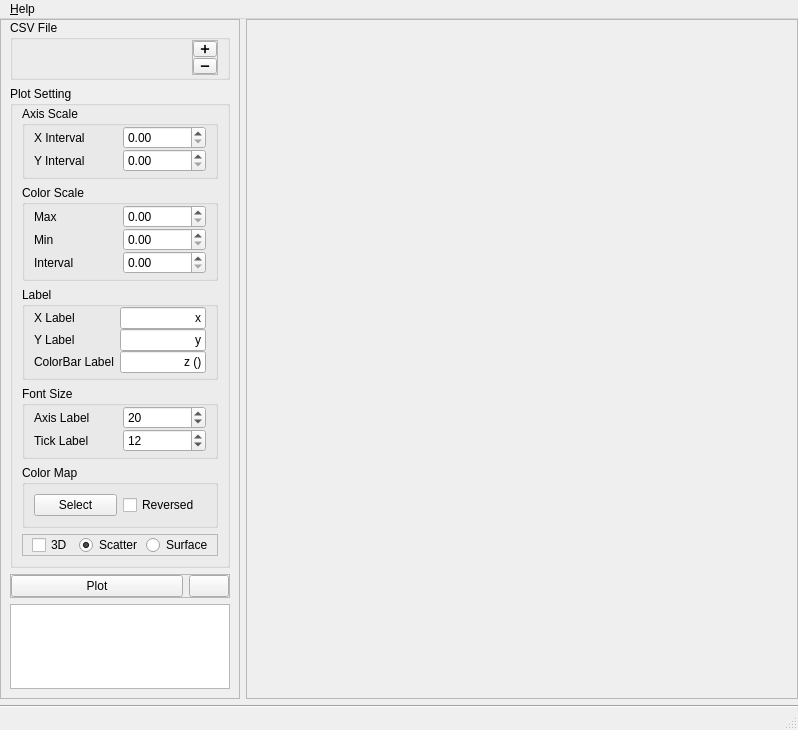
This is designer/MainWindow.ui in Yolyne/Csv-Heatmapper as Qt 5 draws it before an edit. The edited form follows.
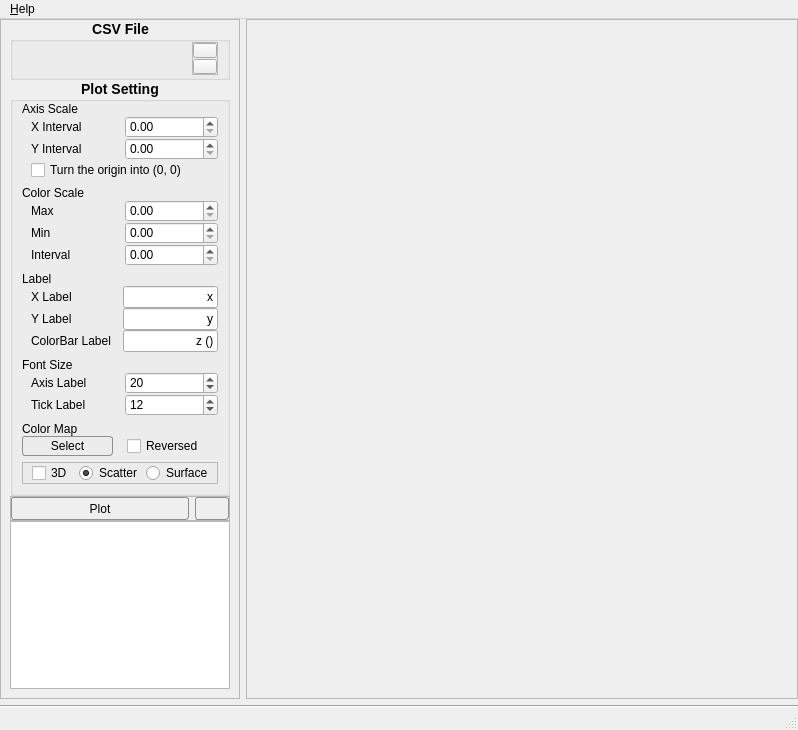
This is the edited form. Icons and pictures are not drawn.

The edit to the form file:
```diff
--- a/designer/MainWindow.ui
+++ b/designer/MainWindow.ui
@@ -16,6 +16,11 @@
     <height>730</height>
    </size>
   </property>
+  <property name="font">
+   <font>
+    <bold>false</bold>
+   </font>
+  </property>
   <property name="windowTitle">
    <string>Csv Heatmapper</string>
   </property>
@@ -23,6 +28,37 @@
    <iconset resource="resources.qrc">
     <normaloff>:/icon/imgs/icon.ico</normaloff>:/icon/imgs/icon.ico</iconset>
   </property>
+  <property name="styleSheet">
+   <string notr="true">QLabel[class=&quot;bold&quot;] {
+	font-weight: 900;
+}
+QGroupBox
+{
+	font-size: 14px;
+    font-weight: bold;
+}
+QGroupBox::title {
+    subcontrol-origin: content;
+    subcontrol-position: top center; /* position at the top center */
+	left: -2px;
+}
+QPushButton {
+	font: 900 12px;
+	max-height:50px;
+    border: 1px solid #8f8f91;
+    border-radius: 3px;
+    background-color: qlineargradient(x1: 0, y1: 0, x2: 0, y2: 1,
+                                      stop: 0 #f6f7fa, stop: 1 #dadbde);
+}
+QPushButton:hover {
+    border-color: #a5f6ff;
+    background-color: #e5fcff;
+}
+QPushButton:pressed {
+	border-color: #aaa;
+	background-color: #ccc;
+}</string>
+  </property>
   <widget class="QWidget" name="centralwidget">
    <layout class="QVBoxLayout" name="verticalLayout_3">
     <property name="leftMargin">
@@ -79,6 +115,9 @@
           <enum>QFrame::Raised</enum>
          </property>
          <layout class="QVBoxLayout" name="verticalLayout">
+          <property name="spacing">
+           <number>0</number>
+          </property>
           <property name="topMargin">
            <number>0</number>
           </property>
@@ -160,11 +199,19 @@
                     <verstretch>0</verstretch>
                    </sizepolicy>
                   </property>
+                  <property name="font">
+                   <font>
+                    <pointsize>-1</pointsize>
+                    <italic>false</italic>
+                    <bold>false</bold>
+                   </font>
+                  </property>
                   <property name="locale">
                    <locale language="English" country="UnitedStates"/>
                   </property>
-                  <property name="text">
-                   <string>➕</string>
+                  <property name="icon">
+                   <iconset resource="resources.qrc">
+                    <normaloff>:/icon/imgs/plus-solid.svg</normaloff>:/icon/imgs/plus-solid.svg</iconset>
                   </property>
                  </widget>
                 </item>
@@ -179,8 +226,9 @@
                   <property name="locale">
                    <locale language="English" country="UnitedStates"/>
                   </property>
-                  <property name="text">
-                   <string>➖</string>
+                  <property name="icon">
+                   <iconset resource="resources.qrc">
+                    <normaloff>:/icon/imgs/minus-solid.svg</normaloff>:/icon/imgs/minus-solid.svg</iconset>
                   </property>
                  </widget>
                 </item>
@@ -203,7 +251,7 @@
               <number>0</number>
              </property>
              <item>
-              <widget class="QGroupBox" name="groupBox_3">
+              <widget class="QFrame" name="frame_3">
                <property name="sizePolicy">
                 <sizepolicy hsizetype="Preferred" vsizetype="Fixed">
                  <horstretch>0</horstretch>
@@ -219,29 +267,40 @@
                <property name="locale">
                 <locale language="English" country="UnitedStates"/>
                </property>
-               <property name="title">
-                <string>Axis Scale</string>
-               </property>
                <layout class="QGridLayout" name="gridLayout">
+                <property name="leftMargin">
+                 <number>0</number>
+                </property>
                 <property name="topMargin">
                  <number>0</number>
                 </property>
+                <property name="rightMargin">
+                 <number>0</number>
+                </property>
                 <property name="bottomMargin">
-                 <number>4</number>
+                 <number>0</number>
+                </property>
+                <property name="horizontalSpacing">
+                 <number>14</number>
                 </property>
                 <property name="verticalSpacing">
                  <number>0</number>
                 </property>
                 <item row="1" column="0">
-                 <widget class="QLabel" name="label_2">
-                  <property name="locale">
-                   <locale language="English" country="UnitedStates"/>
-                  </property>
-                  <property name="text">
-                   <string>Y Interval</string>
-                  </property>
-                 </widget>
-                </item>
+                 <widget class="QWidget" name="widget_2" native="true">
+                  <layout class="QGridLayout" name="gridLayout_5">
+                   <property name="topMargin">
+                    <number>0</number>
+                   </property>
+                   <property name="rightMargin">
+                    <number>0</number>
+                   </property>
+                   <property name="bottomMargin">
+                    <number>0</number>
+                   </property>
+                   <property name="spacing">
+                    <number>0</number>
+                   </property>
                 <item row="0" column="0">
                  <widget class="QLabel" name="label">
                   <property name="locale">
@@ -252,13 +311,6 @@
                   </property>
                  </widget>
                 </item>
-                <item row="1" column="1">
-                 <widget class="QDoubleSpinBox" name="doubleSpinBox_Yinterval">
-                  <property name="locale">
-                   <locale language="English" country="UnitedStates"/>
-                  </property>
-                 </widget>
-                </item>
                 <item row="0" column="1">
                  <widget class="QDoubleSpinBox" name="doubleSpinBox_Xinterval">
                   <property name="locale">
@@ -266,11 +318,54 @@
                   </property>
                  </widget>
                 </item>
+                   <item row="1" column="0">
+                    <widget class="QLabel" name="label_2">
+                     <property name="locale">
+                      <locale language="English" country="UnitedStates"/>
+                     </property>
+                     <property name="text">
+                      <string>Y Interval</string>
+                     </property>
+                    </widget>
+                   </item>
+                   <item row="1" column="1">
+                    <widget class="QDoubleSpinBox" name="doubleSpinBox_Yinterval">
+                     <property name="locale">
+                      <locale language="English" country="UnitedStates"/>
+                     </property>
+                    </widget>
+                   </item>
+                   <item row="2" column="0" colspan="2">
+                    <widget class="QCheckBox" name="checkBox_origin">
+                     <property name="locale">
+                      <locale language="English" country="UnitedStates"/>
+                     </property>
+                     <property name="text">
+                      <string>Turn the origin into (0, 0)</string>
+                     </property>
+                    </widget>
+                   </item>
+                  </layout>
+                 </widget>
+                </item>
+                <item row="0" column="0">
+                 <widget class="QLabel" name="label_11">
+                  <property name="locale">
+                   <locale language="English" country="UnitedStates"/>
+                  </property>
+                  <property name="text">
+                   <string>Axis Scale</string>
+                  </property>
+                  <property name="class" stdset="0">
+                   <string>bold</string>
+                  </property>
+                 </widget>
+                </item>
                </layout>
               </widget>
              </item>
              <item>
-              <widget class="QGroupBox" name="groupBox_4">
+              <widget class="QFrame" name="frame_4">
                <property name="sizePolicy">
                 <sizepolicy hsizetype="Preferred" vsizetype="Fixed">
                  <horstretch>0</horstretch>
@@ -280,20 +375,54 @@
                <property name="locale">
                 <locale language="English" country="UnitedStates"/>
                </property>
-               <property name="title">
-                <string>Color Scale</string>
-               </property>
                <layout class="QGridLayout" name="gridLayout_2">
+                <property name="leftMargin">
+                 <number>0</number>
+                </property>
                 <property name="topMargin">
                  <number>0</number>
                 </property>
+                <property name="rightMargin">
+                 <number>0</number>
+                </property>
                 <property name="bottomMargin">
-                 <number>4</number>
+                 <number>0</number>
+                </property>
+                <property name="horizontalSpacing">
+                 <number>14</number>
                 </property>
                 <property name="verticalSpacing">
                  <number>0</number>
                 </property>
-                <item row="2" column="0">
+                <item row="0" column="0">
+                 <widget class="QLabel" name="label_12">
+                  <property name="locale">
+                   <locale language="English" country="UnitedStates"/>
+                  </property>
+                  <property name="text">
+                   <string>Color Scale</string>
+                  </property>
+                  <property name="class" stdset="0">
+                   <string>bold</string>
+                  </property>
+                 </widget>
+                </item>
+                <item row="3" column="0">
+                 <widget class="QWidget" name="widget_3" native="true">
+                  <layout class="QGridLayout" name="gridLayout_6">
+                   <property name="topMargin">
+                    <number>0</number>
+                   </property>
+                   <property name="rightMargin">
+                    <number>0</number>
+                   </property>
+                   <property name="bottomMargin">
+                    <number>0</number>
+                   </property>
+                   <property name="spacing">
+                    <number>0</number>
+                   </property>
+                   <item row="4" column="0">
                  <widget class="QLabel" name="label_6">
                   <property name="locale">
                    <locale language="English" country="UnitedStates"/>
@@ -303,7 +432,7 @@
                   </property>
                  </widget>
                 </item>
-                <item row="1" column="0">
+                   <item row="3" column="0">
                  <widget class="QLabel" name="label_5">
                   <property name="locale">
                    <locale language="English" country="UnitedStates"/>
@@ -323,21 +452,21 @@
                   </property>
                  </widget>
                 </item>
-                <item row="2" column="1">
-                 <widget class="QDoubleSpinBox" name="doubleSpinBox_colorinterval">
-                  <property name="locale">
-                   <locale language="English" country="UnitedStates"/>
-                  </property>
-                 </widget>
-                </item>
-                <item row="1" column="1">
+                   <item row="3" column="2">
                  <widget class="QDoubleSpinBox" name="doubleSpinBox_colorMin">
                   <property name="locale">
                    <locale language="English" country="UnitedStates"/>
                   </property>
                  </widget>
                 </item>
-                <item row="0" column="1">
+                   <item row="4" column="2">
+                    <widget class="QDoubleSpinBox" name="doubleSpinBox_colorinterval">
+                     <property name="locale">
+                      <locale language="English" country="UnitedStates"/>
+                     </property>
+                    </widget>
+                   </item>
+                   <item row="0" column="2">
                  <widget class="QDoubleSpinBox" name="doubleSpinBox_colorMax">
                   <property name="locale">
                    <locale language="English" country="UnitedStates"/>
@@ -347,8 +476,11 @@
                </layout>
               </widget>
              </item>
+               </layout>
+              </widget>
+             </item>
              <item>
-              <widget class="QGroupBox" name="groupBox_5">
+              <widget class="QFrame" name="frame_5">
                <property name="sizePolicy">
                 <sizepolicy hsizetype="Preferred" vsizetype="Fixed">
                  <horstretch>0</horstretch>
@@ -358,17 +490,51 @@
                <property name="locale">
                 <locale language="English" country="UnitedStates"/>
                </property>
-               <property name="title">
-                <string>Label</string>
-               </property>
                <layout class="QGridLayout" name="gridLayout_3">
+                <property name="leftMargin">
+                 <number>0</number>
+                </property>
                 <property name="topMargin">
                  <number>0</number>
                 </property>
+                <property name="rightMargin">
+                 <number>0</number>
+                </property>
                 <property name="bottomMargin">
-                 <number>4</number>
+                 <number>0</number>
+                </property>
+                <property name="horizontalSpacing">
+                 <number>14</number>
                 </property>
                 <property name="verticalSpacing">
+                 <number>0</number>
+                </property>
+                <item row="0" column="0">
+                 <widget class="QLabel" name="label_13">
+                  <property name="locale">
+                   <locale language="English" country="UnitedStates"/>
+                  </property>
+                  <property name="text">
+                   <string>Label</string>
+                  </property>
+                  <property name="class" stdset="0">
+                   <string>bold</string>
+                  </property>
+                 </widget>
+                </item>
+                <item row="1" column="0">
+                 <widget class="QWidget" name="widget_4" native="true">
+                  <layout class="QGridLayout" name="gridLayout_10">
+                   <property name="topMargin">
+                    <number>0</number>
+                   </property>
+                   <property name="rightMargin">
+                    <number>0</number>
+                   </property>
+                   <property name="bottomMargin">
+                    <number>0</number>
+                   </property>
+                   <property name="spacing">
                  <number>0</number>
                 </property>
                 <item row="0" column="0">
@@ -381,7 +547,7 @@
                   </property>
                  </widget>
                 </item>
-                <item row="2" column="0">
+                   <item row="1" column="0">
                  <widget class="QLabel" name="label_9">
                   <property name="locale">
                    <locale language="English" country="UnitedStates"/>
@@ -391,7 +557,7 @@
                   </property>
                  </widget>
                 </item>
-                <item row="3" column="0">
+                   <item row="4" column="0">
                  <widget class="QLabel" name="label_7">
                   <property name="locale">
                    <locale language="English" country="UnitedStates"/>
@@ -401,34 +567,14 @@
                   </property>
                  </widget>
                 </item>
-                <item row="0" column="1">
-                 <widget class="QLineEdit" name="lineEdit_xLabel">
-                  <property name="locale">
-                   <locale language="English" country="UnitedStates"/>
-                  </property>
-                  <property name="text">
-                   <string>x</string>
-                  </property>
-                  <property name="alignment">
-                   <set>Qt::AlignRight|Qt::AlignTrailing|Qt::AlignVCenter</set>
-                  </property>
-                 </widget>
-                </item>
-                <item row="2" column="1">
-                 <widget class="QLineEdit" name="lineEdit_yLabel">
-                  <property name="locale">
-                   <locale language="English" country="UnitedStates"/>
-                  </property>
-                  <property name="text">
-                   <string>y</string>
-                  </property>
-                  <property name="alignment">
-                   <set>Qt::AlignRight|Qt::AlignTrailing|Qt::AlignVCenter</set>
-                  </property>
-                 </widget>
-                </item>
-                <item row="3" column="1">
+                   <item row="4" column="1">
                  <widget class="QLineEdit" name="lineEdit_colorLabel">
+                     <property name="maximumSize">
+                      <size>
+                       <width>95</width>
+                       <height>16777215</height>
+                      </size>
+                     </property>
                   <property name="locale">
                    <locale language="English" country="UnitedStates"/>
                   </property>
@@ -440,11 +586,52 @@
                   </property>
                  </widget>
                 </item>
+                   <item row="1" column="1">
+                    <widget class="QLineEdit" name="lineEdit_yLabel">
+                     <property name="maximumSize">
+                      <size>
+                       <width>95</width>
+                       <height>16777215</height>
+                      </size>
+                     </property>
+                     <property name="locale">
+                      <locale language="English" country="UnitedStates"/>
+                     </property>
+                     <property name="text">
+                      <string>y</string>
+                     </property>
+                     <property name="alignment">
+                      <set>Qt::AlignRight|Qt::AlignTrailing|Qt::AlignVCenter</set>
+                     </property>
+                    </widget>
+                   </item>
+                   <item row="0" column="1">
+                    <widget class="QLineEdit" name="lineEdit_xLabel">
+                     <property name="maximumSize">
+                      <size>
+                       <width>95</width>
+                       <height>16777215</height>
+                      </size>
+                     </property>
+                     <property name="locale">
+                      <locale language="English" country="UnitedStates"/>
+                     </property>
+                     <property name="text">
+                      <string>x</string>
+                     </property>
+                     <property name="alignment">
+                      <set>Qt::AlignRight|Qt::AlignTrailing|Qt::AlignVCenter</set>
+                     </property>
+                    </widget>
+                   </item>
+                  </layout>
+                 </widget>
+                </item>
                </layout>
               </widget>
              </item>
              <item>
-              <widget class="QGroupBox" name="groupBox_11">
+              <widget class="QFrame" name="frame_11">
                <property name="sizePolicy">
                 <sizepolicy hsizetype="Preferred" vsizetype="Fixed">
                  <horstretch>0</horstretch>
@@ -460,36 +647,54 @@
                <property name="locale">
                 <locale language="English" country="UnitedStates"/>
                </property>
-               <property name="title">
-                <string>Font Size</string>
-               </property>
                <layout class="QGridLayout" name="gridLayout_7">
+                <property name="leftMargin">
+                 <number>0</number>
+                </property>
                 <property name="topMargin">
                  <number>0</number>
                 </property>
+                <property name="rightMargin">
+                 <number>0</number>
+                </property>
                 <property name="bottomMargin">
-                 <number>4</number>
+                 <number>0</number>
+                </property>
+                <property name="horizontalSpacing">
+                 <number>14</number>
                 </property>
                 <property name="verticalSpacing">
                  <number>0</number>
                 </property>
-                <item row="0" column="1">
-                 <widget class="QSpinBox" name="spinBox_axisLabelSize">
+                <item row="0" column="0">
+                 <widget class="QLabel" name="label_19">
                   <property name="locale">
                    <locale language="English" country="UnitedStates"/>
                   </property>
-                  <property name="minimum">
-                   <number>1</number>
+                  <property name="text">
+                   <string>Font Size</string>
                   </property>
-                  <property name="maximum">
-                   <number>30</number>
-                  </property>
-                  <property name="value">
-                   <number>20</number>
+                  <property name="class" stdset="0">
+                   <string>bold</string>
                   </property>
                  </widget>
                 </item>
                 <item row="1" column="0">
+                 <widget class="QWidget" name="widget_5" native="true">
+                  <layout class="QGridLayout" name="gridLayout_11">
+                   <property name="topMargin">
+                    <number>0</number>
+                   </property>
+                   <property name="rightMargin">
+                    <number>0</number>
+                   </property>
+                   <property name="bottomMargin">
+                    <number>0</number>
+                   </property>
+                   <property name="spacing">
+                    <number>0</number>
+                   </property>
+                   <item row="3" column="0">
                  <widget class="QLabel" name="label_17">
                   <property name="locale">
                    <locale language="English" country="UnitedStates"/>
@@ -509,7 +714,23 @@
                   </property>
                  </widget>
                 </item>
-                <item row="1" column="1">
+                   <item row="0" column="1">
+                    <widget class="QSpinBox" name="spinBox_axisLabelSize">
+                     <property name="locale">
+                      <locale language="English" country="UnitedStates"/>
+                     </property>
+                     <property name="minimum">
+                      <number>1</number>
+                     </property>
+                     <property name="maximum">
+                      <number>30</number>
+                     </property>
+                     <property name="value">
+                      <number>20</number>
+                     </property>
+                    </widget>
+                   </item>
+                   <item row="3" column="1">
                  <widget class="QSpinBox" name="spinBox_tickLabelSize">
                   <property name="locale">
                    <locale language="English" country="UnitedStates"/>
@@ -528,8 +749,11 @@
                </layout>
               </widget>
              </item>
+               </layout>
+              </widget>
+             </item>
              <item>
-              <widget class="QGroupBox" name="groupBox_12">
+              <widget class="QFrame" name="frame_12">
                <property name="sizePolicy">
                 <sizepolicy hsizetype="Preferred" vsizetype="Fixed">
                  <horstretch>0</horstretch>
@@ -545,11 +769,26 @@
                <property name="locale">
                 <locale language="English" country="UnitedStates"/>
                </property>
-               <property name="title">
-                <string>Color Map</string>
-               </property>
                <layout class="QGridLayout" name="gridLayout_8">
-                <item row="0" column="0">
+                <property name="leftMargin">
+                 <number>0</number>
+                </property>
+                <property name="topMargin">
+                 <number>0</number>
+                </property>
+                <property name="rightMargin">
+                 <number>0</number>
+                </property>
+                <property name="bottomMargin">
+                 <number>0</number>
+                </property>
+                <property name="horizontalSpacing">
+                 <number>14</number>
+                </property>
+                <property name="verticalSpacing">
+                 <number>0</number>
+                </property>
+                <item row="1" column="0">
                  <widget class="QPushButton" name="pushButton_selectColormap">
                   <property name="locale">
                    <locale language="English" country="UnitedStates"/>
@@ -559,7 +798,7 @@
                   </property>
                  </widget>
                 </item>
-                <item row="0" column="1">
+                <item row="1" column="1">
                  <widget class="QCheckBox" name="checkBox_colormapIsReversed">
                   <property name="locale">
                    <locale language="English" country="UnitedStates"/>
@@ -569,6 +808,19 @@
                   </property>
                  </widget>
                 </item>
+                <item row="0" column="0">
+                 <widget class="QLabel" name="label_20">
+                  <property name="locale">
+                   <locale language="English" country="UnitedStates"/>
+                  </property>
+                  <property name="text">
+                   <string>Color Map</string>
+                  </property>
+                  <property name="class" stdset="0">
+                   <string>bold</string>
+                  </property>
+                 </widget>
+                </item>
                </layout>
               </widget>
              </item>
@@ -655,6 +907,12 @@
              </property>
              <item>
               <widget class="QPushButton" name="pushButton_plot">
+               <property name="minimumSize">
+                <size>
+                 <width>0</width>
+                 <height>23</height>
+                </size>
+               </property>
                <property name="locale">
                 <locale language="English" country="UnitedStates"/>
                </property>
@@ -681,6 +939,9 @@
                 <iconset resource="resources.qrc">
                  <normaloff>:/icon/imgs/save.png</normaloff>:/icon/imgs/save.png</iconset>
                </property>
+               <property name="default">
+                <bool>false</bool>
+               </property>
               </widget>
              </item>
             </layout>
```
Lines whose indentation alone changed are shown as unchanged.
